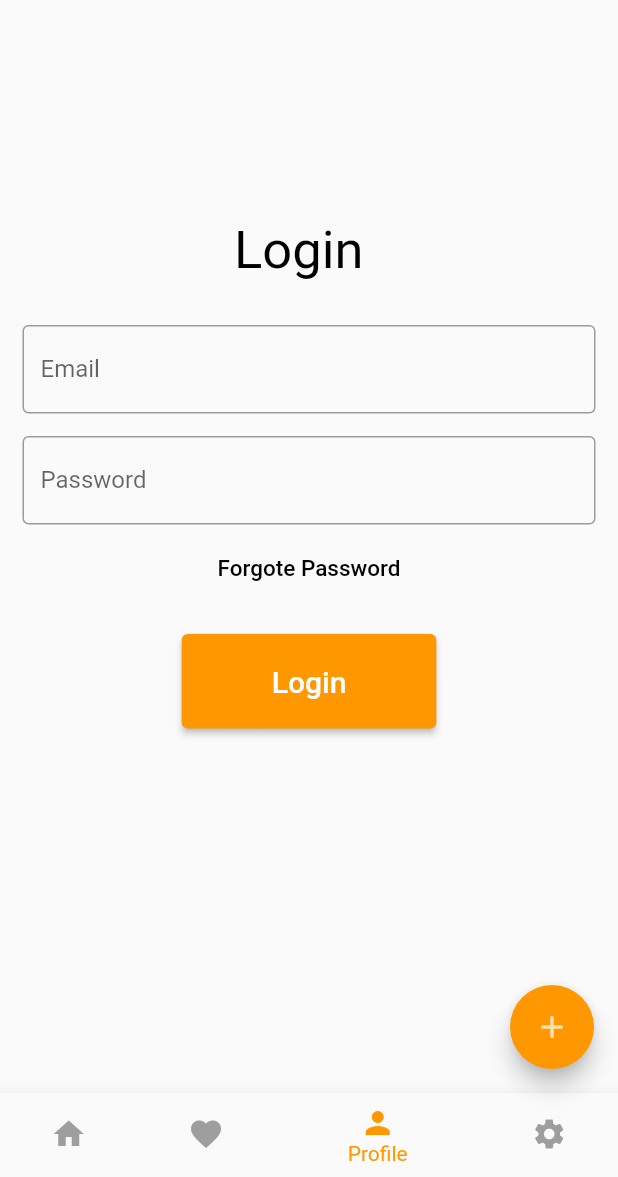
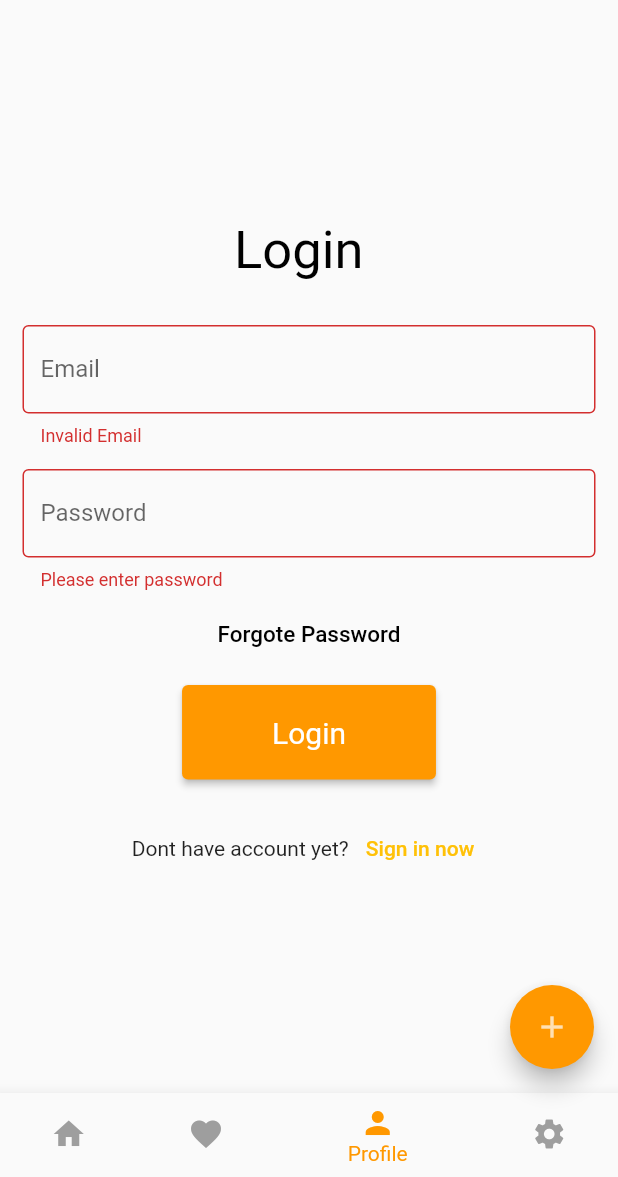
Before and after one commit to SmaqwaTeam/Smakoowa_Mobile, a Flutter app: the screen it shows after launch, item 3 of the bottom bar chosen, after a tap on "Login", on a phone screen of 412 x 824 dp, the part 59-1236 px from its top. Run offline on Flutter 3.47's test engine with Material 2 defaults, Android fonts, the phone set to English and light mode, and no system bars; our stand-ins replace validators; network calls fail.

Commit message:
#5 login validation form and new dependency valid

```diff
--- a/smakowa/lib/main.dart
+++ b/smakowa/lib/main.dart
@@ -28,7 +28,11 @@ class MyApp extends StatelessWidget {
             elevation: 0.00,
           ),
           primarySwatch: Colors.orange,
-      ),
+          elevatedButtonTheme: ElevatedButtonThemeData(
+              style: ElevatedButton.styleFrom(
+                  textStyle: TextStyle(
+            color: Colors.white,
+          )))),
       home: const MyHomePage(title: 'Smakoowa'),
     );
   }
--- a/smakowa/lib/pages/home_page.dart
+++ b/smakowa/lib/pages/home_page.dart
@@ -9,12 +9,12 @@ class HomePage extends StatelessWidget {
     return Scaffold(
       body: ListView(
         children: [
-          Padding(
-            padding: const EdgeInsets.symmetric(
+          const Padding(
+            padding: EdgeInsets.symmetric(
               vertical: 10,
               horizontal: 22,
             ),
-            child: const Text(
+            child: Text(
               'Recomended for you',
               style: TextStyle(
                 fontWeight: FontWeight.bold,
--- a/smakowa/lib/pages/login_page.dart
+++ b/smakowa/lib/pages/login_page.dart
@@ -1,19 +1,28 @@
 import 'package:flutter/material.dart';
+import 'package:smakowa/pages/register_page.dart';
+import 'package:validators/validators.dart';
 
-class LoginPage extends StatelessWidget {
+class LoginPage extends StatefulWidget {
   const LoginPage({super.key});
 
+  @override
+  State<LoginPage> createState() => _LoginPageState();
+}
+
+class _LoginPageState extends State<LoginPage> {
+  final _formKey = GlobalKey<FormState>();
   @override
   Widget build(BuildContext context) {
     return Scaffold(
       resizeToAvoidBottomInset: false,
       body: SingleChildScrollView(
+        child: Form(
+          key: _formKey,
           child: Column(
             children: [
               Padding(
                 padding: const EdgeInsets.only(top: 100.0),
                 child: Center(
-                child: Expanded(
                   child: Container(
                     height: 100,
                     width: 100,
@@ -31,15 +40,20 @@ class LoginPage extends StatelessWidget {
                   ),
                 ),
               ),
-            ),
               Padding(
                 padding: const EdgeInsets.only(
                   left: 15,
                   right: 15,
                   bottom: 15,
                 ),
-              child: const TextField(
-                decoration: InputDecoration(
+                child: TextFormField(
+                  validator: (value) {
+                    if (!isEmail(value!) || value.isEmpty) {
+                      return 'Invalid Email';
+                    }
+                    return null;
+                  },
+                  decoration: const InputDecoration(
                     border: OutlineInputBorder(),
                     labelText: 'Email',
                     hintText: 'Enter email address',
@@ -52,8 +66,17 @@ class LoginPage extends StatelessWidget {
                   right: 15,
                   bottom: 5,
                 ),
-              child: const TextField(
-                decoration: InputDecoration(
+                child: TextFormField(
+                  validator: (value) {
+                    if (value == null || value.isEmpty) {
+                      return 'Please enter password';
+                    }
+                    return null;
+                  },
+                  obscureText: true,
+                  enableSuggestions: false,
+                  autocorrect: false,
+                  decoration: const InputDecoration(
                     border: OutlineInputBorder(),
                     labelText: 'Password',
                     hintText: 'Enter password',
@@ -73,10 +96,16 @@ class LoginPage extends StatelessWidget {
                 ),
               ),
               SizedBox(
-              height: 20,
+                height: 10,
               ),
               ElevatedButton(
-              onPressed: () {},
+                onPressed: () {
+                  if (_formKey.currentState!.validate()) {
+                    ScaffoldMessenger.of(context).showSnackBar(
+                      const SnackBar(content: Text('Processing Data')),
+                    );
+                  }
+                },
                 child: const Text(
                   'Login',
                   style: const TextStyle(
@@ -94,7 +123,40 @@ class LoginPage extends StatelessWidget {
                   // ),
                 ),
               ),
+              SizedBox(
+                height: 22,
+              ),
+              Row(
+                mainAxisAlignment: MainAxisAlignment.center,
+                children: [
+                  const Text(
+                    'Dont have account yet? ',
+                    style: TextStyle(
+                      fontSize: 14,
+                    ),
+                  ),
+                  TextButton(
+                    onPressed: () {
+                      Navigator.of(context).push(
+                        MaterialPageRoute(
+                          builder: (BuildContext context) {
+                            return const RegisterPage();
+                          },
+                        ),
+                      );
+                    },
+                    child: const Text(
+                      'Sign in now',
+                      style: TextStyle(
+                        fontSize: 14,
+                        color: Colors.amber,
+                      ),
+                    ),
+                  ),
                 ],
+              ),
+            ],
+          ),
         ),
       ),
     );
--- a/smakowa/lib/pages/profile_page.dart
+++ b/smakowa/lib/pages/profile_page.dart
@@ -1,5 +1,6 @@
 import 'package:flutter/material.dart';
 import 'package:smakowa/pages/login_page.dart';
+import 'package:smakowa/pages/register_page.dart';
 
 class ProfilePage extends StatelessWidget {
   const ProfilePage({super.key});
@@ -7,7 +8,7 @@ class ProfilePage extends StatelessWidget {
   @override
   Widget build(BuildContext context) {
     return Scaffold(
-      body: LoginPage(),
+      body: const LoginPage(),
     );
   }
 }
--- a/smakowa/pubspec.yaml
+++ b/smakowa/pubspec.yaml
@@ -28,8 +28,10 @@ environment:
 # the latest version available on pub.dev. To see which dependencies have newer
 # versions available, run `flutter pub outdated`.
 dependencies:
+  validators: ^3.0.0
   flutter:
     sdk: flutter
+
 
 
   # The following adds the Cupertino Icons font to your application.
```
Also changed, not shown: smakowa/pubspec.lock. Lines whose indentation alone changed are shown as unchanged.
